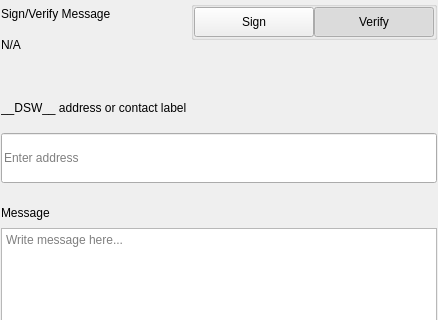
First picture: the form in src/qt/pivx/settings/forms/settingssignmessagewidgets.ui, repository decenomy/DSW, before the edit; both pictures show x 0 to 438 and y 0 to 320 of the 438 by 579 pixel window.
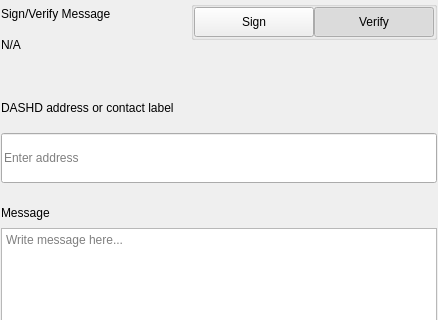
Second picture: the form after the edit.

```diff
--- a/src/qt/pivx/settings/forms/settingssignmessagewidgets.ui
+++ b/src/qt/pivx/settings/forms/settingssignmessagewidgets.ui
@@ -276,7 +276,7 @@
                </size>
               </property>
               <property name="text">
-               <string>__DSW__ address or contact label</string>
+               <string>DASHD address or contact label</string>
               </property>
              </widget>
             </item>
```
